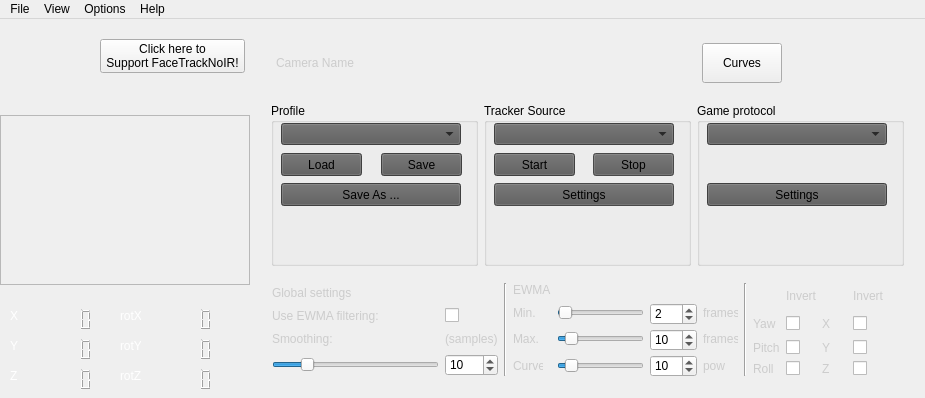
aavendan/facetracknoir, file FaceTrackNoIR/FaceTrackNoIR.ui: the form before one commit.
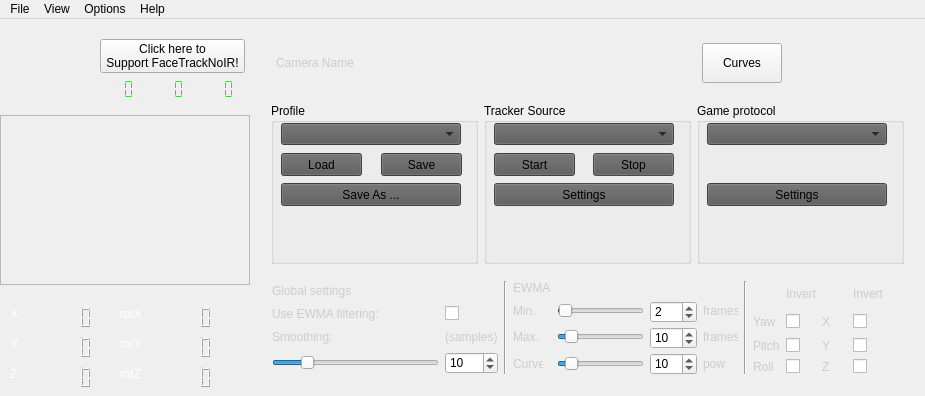
The form after the commit. Icons and pictures are not drawn.

Commit message: Added the display for the output-pose, with the 'man in black'.

```diff
--- a/FaceTrackNoIR/FaceTrackNoIR.ui
+++ b/FaceTrackNoIR/FaceTrackNoIR.ui
@@ -11,7 +11,7 @@
     <x>0</x>
     <y>0</y>
     <width>925</width>
-    <height>398</height>
+    <height>396</height>
    </rect>
   </property>
   <property name="sizePolicy">
@@ -238,44 +238,88 @@
               </size>
              </property>
             </widget>
-            <widget class="QFrame" name="logoInstitute">
+            <widget class="QLCDNumber" name="lcdNumOutputRotX">
              <property name="geometry">
               <rect>
-               <x>0</x>
-               <y>0</y>
-               <width>90</width>
-               <height>90</height>
+               <x>100</x>
+               <y>60</y>
+               <width>41</width>
+               <height>21</height>
               </rect>
              </property>
-             <property name="sizePolicy">
-              <sizepolicy hsizetype="Fixed" vsizetype="Fixed">
-               <horstretch>0</horstretch>
-               <verstretch>0</verstretch>
-              </sizepolicy>
+             <property name="autoFillBackground">
+              <bool>false</bool>
              </property>
-             <property name="minimumSize">
-              <size>
-               <width>90</width>
-               <height>90</height>
-              </size>
+             <property name="styleSheet">
+              <string notr="true">color: rgb(0, 255, 0);</string>
              </property>
-             <property name="maximumSize">
-              <size>
-               <width>16777215</width>
-               <height>90</height>
-              </size>
+             <property name="frameShape">
+              <enum>QFrame::NoFrame</enum>
              </property>
+             <property name="frameShadow">
+              <enum>QFrame::Raised</enum>
+             </property>
+             <property name="numDigits">
+              <number>3</number>
+             </property>
+             <property name="segmentStyle">
+              <enum>QLCDNumber::Flat</enum>
+             </property>
+            </widget>
+            <widget class="QLCDNumber" name="lcdNumOutputRotY">
+             <property name="geometry">
+              <rect>
+               <x>150</x>
+               <y>60</y>
+               <width>41</width>
+               <height>21</height>
+              </rect>
+             </property>
+             <property name="autoFillBackground">
+              <bool>false</bool>
+             </property>
              <property name="styleSheet">
-              <string notr="true">QFrame#logoInstitute {
-	background:#595959 url(UIElements/logoFaceTrackNoIR.png) no-repeat;
-border:none;
-}</string>
+              <string notr="true">color: rgb(0, 255, 0);</string>
              </property>
              <property name="frameShape">
-              <enum>QFrame::StyledPanel</enum>
+              <enum>QFrame::NoFrame</enum>
              </property>
              <property name="frameShadow">
               <enum>QFrame::Raised</enum>
+             </property>
+             <property name="numDigits">
+              <number>3</number>
+             </property>
+             <property name="segmentStyle">
+              <enum>QLCDNumber::Flat</enum>
+             </property>
+            </widget>
+            <widget class="QLCDNumber" name="lcdNumOutputRotZ">
+             <property name="geometry">
+              <rect>
+               <x>200</x>
+               <y>60</y>
+               <width>41</width>
+               <height>21</height>
+              </rect>
+             </property>
+             <property name="autoFillBackground">
+              <bool>false</bool>
+             </property>
+             <property name="styleSheet">
+              <string notr="true">color: rgb(0, 255, 0);</string>
+             </property>
+             <property name="frameShape">
+              <enum>QFrame::NoFrame</enum>
+             </property>
+             <property name="frameShadow">
+              <enum>QFrame::Raised</enum>
+             </property>
+             <property name="numDigits">
+              <number>3</number>
+             </property>
+             <property name="segmentStyle">
+              <enum>QLCDNumber::Flat</enum>
              </property>
             </widget>
            </widget>
@@ -1019,7 +1063,7 @@
              </item>
             </layout>
            </item>
-           <item row="3" column="0">
+           <item row="4" column="0">
             <widget class="QWidget" name="bubbleBigWidget" native="true">
              <property name="minimumSize">
               <size>
```
The commit also changes 20 other files.
